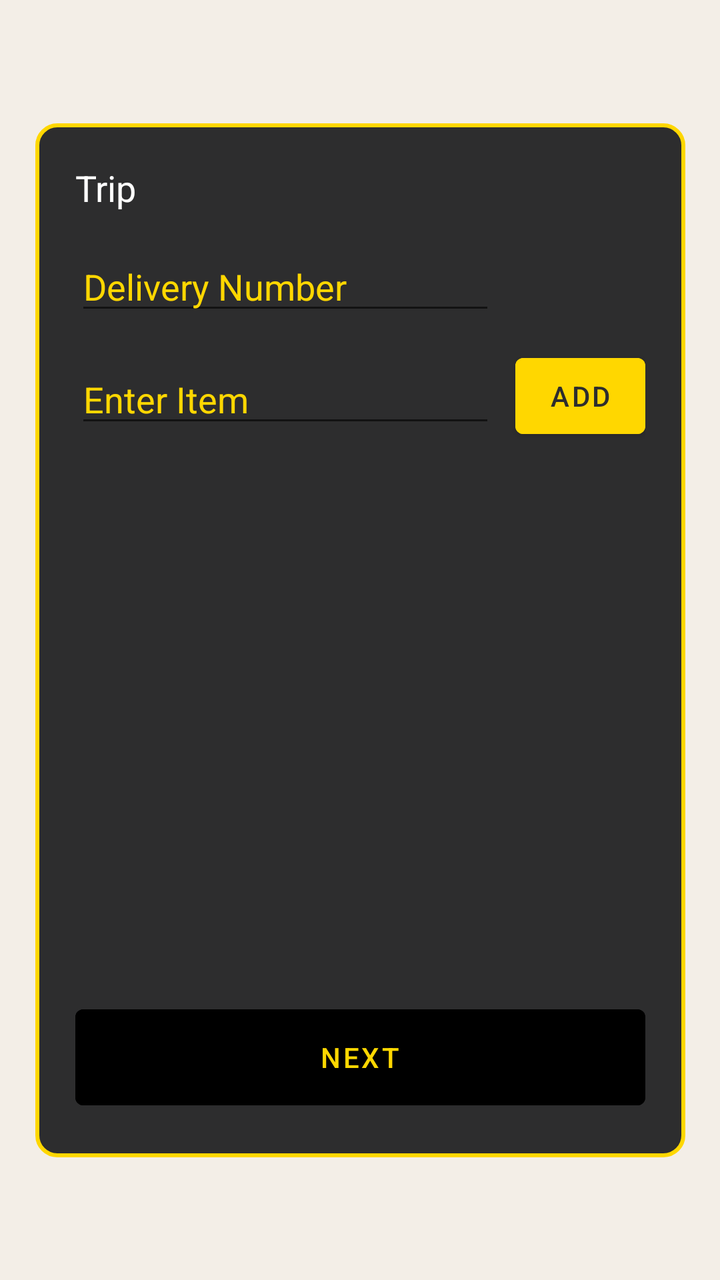
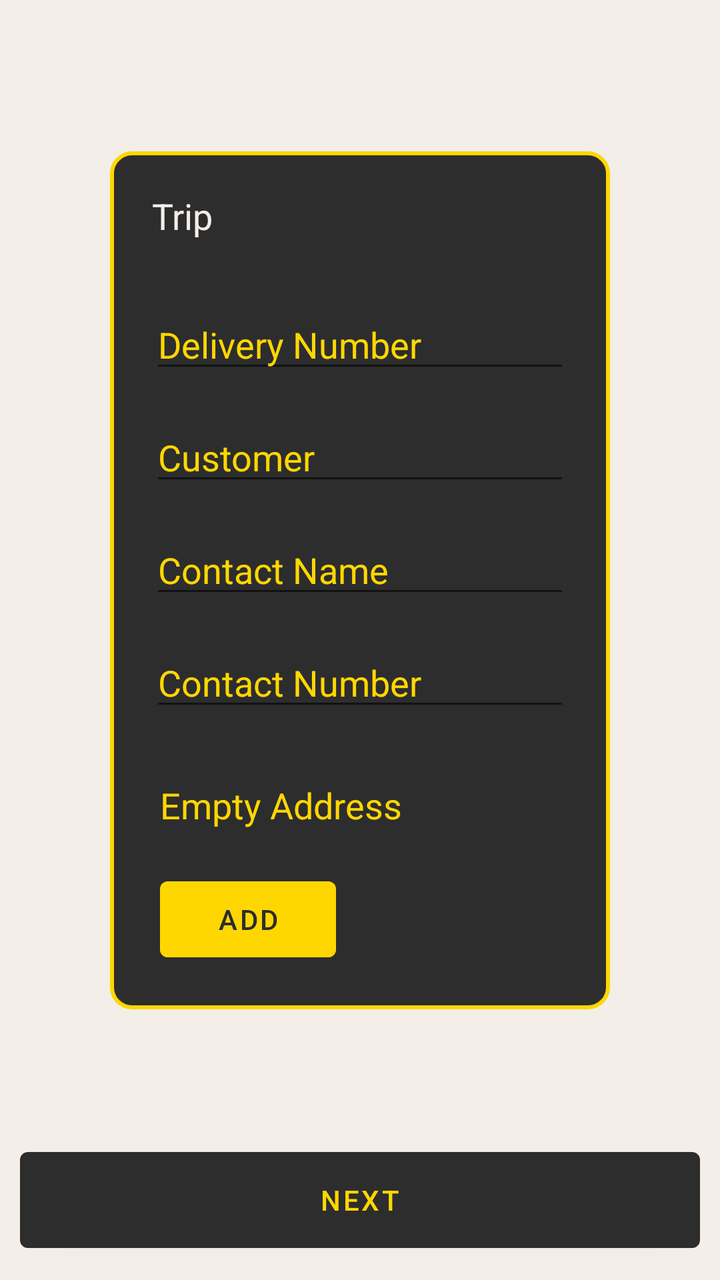

Screens rendered from an Android XML layout before and after an edit, with the pre-edit source and the edit as a unified diff.
<!-- AndroidManifest.xml: application theme MaterialActionBar -->
<!-- res/layout/activity_new_delivery.xml -->
<?xml version="1.0" encoding="utf-8"?>
<androidx.constraintlayout.widget.ConstraintLayout xmlns:android="http://schemas.android.com/apk/res/android"
    xmlns:app="http://schemas.android.com/apk/res-auto"
    xmlns:tools="http://schemas.android.com/tools"
    android:layout_width="match_parent"
    android:layout_height="match_parent"
    android:background="@color/pearl"
    android:padding="15dp" >

    <androidx.constraintlayout.widget.ConstraintLayout
        android:id="@+id/layoutNewDelivery"
        android:layout_width="wrap_content"
        android:layout_height="wrap_content"
        android:background="@drawable/border_trip_creation"
        android:padding="20dp"
        android:visibility="visible"
        app:layout_constraintBottom_toBottomOf="parent"
        app:layout_constraintEnd_toEndOf="parent"
        app:layout_constraintStart_toStartOf="parent"
        app:layout_constraintTop_toTopOf="parent">

        <androidx.constraintlayout.widget.ConstraintLayout
            android:id="@+id/NewDelivery_recyclerViewLayout"
            android:layout_width="0dp"
            android:layout_height="250dp"
            android:layout_marginTop="15dp"
            android:layout_marginBottom="15dp"
            app:layout_constraintBottom_toTopOf="@+id/NewDelivery_buttonNext"
            app:layout_constraintEnd_toEndOf="parent"
            app:layout_constraintStart_toStartOf="parent"
            app:layout_constraintTop_toBottomOf="@+id/NewDelivery_editTextItem">

            <androidx.recyclerview.widget.RecyclerView
                android:id="@+id/recyclerViewItems"
                android:layout_width="match_parent"
                android:layout_height="match_parent" />

        </androidx.constraintlayout.widget.ConstraintLayout>

        <EditText
            android:id="@+id/NewDelivery_editTextDocument"
            android:layout_width="wrap_content"
            android:layout_height="wrap_content"
            android:layout_marginTop="15dp"
            android:ems="10"
            android:hint="Delivery Number"
            android:inputType="text"
            android:textColor="@color/white"
            android:textColorHint="@color/gold"
            app:layout_constraintStart_toStartOf="parent"
            app:layout_constraintTop_toBottomOf="@+id/NewDelivery_textViewTrip" />

        <TextView
            android:id="@+id/NewDelivery_textViewTrip"
            android:layout_width="wrap_content"
            android:layout_height="wrap_content"
            android:text="Trip"
            android:textColor="@color/white"
            android:textSize="18sp"
            app:layout_constraintStart_toStartOf="parent"
            app:layout_constraintTop_toTopOf="parent" />

        <Button
            android:id="@+id/NewDelivery_buttonNext"
            android:layout_width="0dp"
            android:layout_height="60dp"
            android:backgroundTint="@color/black"
            android:text="Next"
            android:textColor="@color/gold"
            app:layout_constraintBottom_toBottomOf="parent"
            app:layout_constraintEnd_toEndOf="parent"
            app:layout_constraintStart_toStartOf="parent"
            app:layout_constraintTop_toBottomOf="@+id/NewDelivery_recyclerViewLayout"
            app:rippleColor="@color/pearl" />

        <EditText
            android:id="@+id/NewDelivery_editTextItem"
            android:layout_width="wrap_content"
            android:layout_height="wrap_content"
            android:layout_marginTop="15dp"
            android:ems="10"
            android:hint="Enter Item"
            android:inputType="text"
            android:textColor="@color/white"
            android:textColorHint="@color/gold"
            app:layout_constraintStart_toStartOf="parent"
            app:layout_constraintTop_toBottomOf="@+id/NewDelivery_editTextDocument" />

        <Button
            android:id="@+id/buttonAddParcel"
            android:layout_width="65dp"
            android:layout_height="50dp"
            android:layout_marginStart="10dp"
            android:backgroundTint="@color/gold"
            android:text="Add"
            android:textColor="@color/theme"
            app:layout_constraintBottom_toBottomOf="@+id/NewDelivery_editTextItem"
            app:layout_constraintStart_toEndOf="@+id/NewDelivery_editTextItem"
            app:layout_constraintTop_toTopOf="@+id/NewDelivery_editTextItem" />

    </androidx.constraintlayout.widget.ConstraintLayout>

    <androidx.constraintlayout.widget.ConstraintLayout
        android:id="@+id/layoutAddress"
        android:layout_width="wrap_content"
        android:layout_height="wrap_content"
        android:background="@drawable/border_trip_creation"
        android:padding="20dp"
        android:visibility="gone"
        app:layout_constraintBottom_toBottomOf="parent"
        app:layout_constraintEnd_toEndOf="parent"
        app:layout_constraintStart_toStartOf="parent"
        app:layout_constraintTop_toTopOf="parent">

        <TextView
            android:id="@+id/NewDelivery_textVIewAddress"
            android:layout_width="wrap_content"
            android:layout_height="wrap_content"
            android:text="Empty Address"
            android:textColor="@color/gold"
            android:textSize="18sp"
            app:layout_constraintStart_toStartOf="parent"
            app:layout_constraintTop_toTopOf="parent" />

        <Button
            android:id="@+id/NewDelivery_buttonAddressBack"
            android:layout_width="wrap_content"
            android:layout_height="60dp"
            android:layout_marginStart="15dp"
            android:backgroundTint="@color/black"
            android:text="Back"
            android:textColor="@color/gold"
            app:layout_constraintBottom_toBottomOf="parent"
            app:layout_constraintStart_toEndOf="@+id/NewDelivery_buttonFindAddress"
            app:layout_constraintTop_toTopOf="@+id/NewDelivery_buttonFindAddress" />

        <Button
            android:id="@+id/NewDelivery_buttonFindAddress"
            android:layout_width="wrap_content"
            android:layout_height="60dp"
            android:layout_marginTop="15dp"
            android:backgroundTint="@color/gold"
            android:text="Add"
            android:textColor="@color/theme"
            app:layout_constraintBottom_toBottomOf="parent"
            app:layout_constraintStart_toStartOf="parent"
            app:layout_constraintTop_toBottomOf="@+id/NewDelivery_editTextContactNumber"
            app:rippleColor="@color/pearl" />

        <EditText
            android:id="@+id/NewDelivery_editTextCompanyName"
            android:layout_width="wrap_content"
            android:layout_height="wrap_content"
            android:layout_marginTop="15dp"
            android:ems="10"
            android:hint="Company Name"
            android:inputType="text"
            android:text=""
            android:textColor="@color/white"
            android:textColorHint="@color/gold"
            android:visibility="gone"
            app:layout_constraintStart_toStartOf="parent"
            app:layout_constraintTop_toBottomOf="@+id/NewDelivery_textVIewAddress" />

        <EditText
            android:id="@+id/NewDelivery_editTextContactName"
            android:layout_width="wrap_content"
            android:layout_height="wrap_content"
            android:layout_marginTop="15dp"
            android:ems="10"
            android:hint="Contact Name"
            android:inputType="text"
            android:text=""
            android:textColor="@color/white"
            android:textColorHint="@color/gold"
            android:visibility="gone"
            app:layout_constraintStart_toStartOf="parent"
            app:layout_constraintTop_toBottomOf="@+id/NewDelivery_editTextCompanyName" />

        <EditText
            android:id="@+id/NewDelivery_editTextContactNumber"
            android:layout_width="wrap_content"
            android:layout_height="wrap_content"
            android:layout_marginTop="15dp"
            android:ems="10"
            android:hint="Contact Number"
            android:inputType="text"
            android:text=""
            android:textColor="@color/white"
            android:textColorHint="@color/gold"
            android:visibility="gone"
            app:layout_constraintStart_toStartOf="parent"
            app:layout_constraintTop_toBottomOf="@+id/NewDelivery_editTextContactName" />

    </androidx.constraintlayout.widget.ConstraintLayout>

</androidx.constraintlayout.widget.ConstraintLayout>
<!-- resources referenced by this layout -->
<resources>
  <color name="black">#000000</color>
  <color name="gold">#FFD700</color>
  <color name="pearl">#F3EEE7</color>
  <color name="theme">#2D2D2E</color>
  <color name="white">#FFFFFFFF</color>
  <!-- drawable border_trip_creation (drawable) -->
  <?xml version="1.0" encoding="utf-8"?>
  <layer-list xmlns:android="http://schemas.android.com/apk/res/android">
      <item>
          <shape
              android:shape="rectangle" >
              <corners
                  android:radius="10dp" />
              <stroke
                  android:width="2dp"
                  android:color="@color/gold" />
              <solid
                  android:color="@color/theme" />
          </shape>
      </item>
  </layer-list>
  <style name="MaterialActionBar" parent="Theme.MaterialComponents.Light.DarkActionBar">
          
  
          <item name="colorPrimary">@color/theme</item>
          <item name="colorPrimaryDark">@color/theme</item>
          <item name="colorAccent">@color/pearl</item>
          <item name="android:windowContentTransitions" tools:ignore="NewApi">true</item>
          <item name="actionBarTheme">@style/ActionBarStyle</item>
          <item name="alertDialogTheme">@style/AlertDialogStyle</item>
          <item name="android:navigationBarColor">@color/theme</item>
  
      </style>
  <style name="ActionBarStyle" parent="MaterialActionBar">
          <item name="android:textColorPrimary">@color/gold</item>
          <item name="colorPrimary">@color/theme</item>
      </style>
  <style name="AlertDialogStyle" parent="Theme.AppCompat.Light.Dialog.Alert">
          <item name="android:colorAccent">@color/gold</item>
          <item name="android:textColorPrimary">@color/gold</item>
          <item name="android:textColor">@color/gold</item>
          <item name="android:textColorHint">@color/gold</item>
          <item name="android:windowBackground">@color/theme</item>
          <item name="android:paddingRight">1dp</item>
          <item name="android:paddingLeft">1dp</item>
      </style>
</resources>

<!-- the commit's change to res/layout/activity_new_delivery.xml (unified diff, before → after) -->
@@ -5,103 +5,10 @@
     android:layout_width="match_parent"
     android:layout_height="match_parent"
     android:background="@color/pearl"
-    android:padding="15dp" >
+    android:padding="10dp">
 
     <androidx.constraintlayout.widget.ConstraintLayout
         android:id="@+id/layoutNewDelivery"
-        android:layout_width="wrap_content"
-        android:layout_height="wrap_content"
-        android:background="@drawable/border_trip_creation"
-        android:padding="20dp"
-        android:visibility="visible"
-        app:layout_constraintBottom_toBottomOf="parent"
-        app:layout_constraintEnd_toEndOf="parent"
-        app:layout_constraintStart_toStartOf="parent"
-        app:layout_constraintTop_toTopOf="parent">
-
-        <androidx.constraintlayout.widget.ConstraintLayout
-            android:id="@+id/NewDelivery_recyclerViewLayout"
-            android:layout_width="0dp"
-            android:layout_height="250dp"
-            android:layout_marginTop="15dp"
-            android:layout_marginBottom="15dp"
-            app:layout_constraintBottom_toTopOf="@+id/NewDelivery_buttonNext"
-            app:layout_constraintEnd_toEndOf="parent"
-            app:layout_constraintStart_toStartOf="parent"
-            app:layout_constraintTop_toBottomOf="@+id/NewDelivery_editTextItem">
-
-            <androidx.recyclerview.widget.RecyclerView
-                android:id="@+id/recyclerViewItems"
-                android:layout_width="match_parent"
-                android:layout_height="match_parent" />
-
-        </androidx.constraintlayout.widget.ConstraintLayout>
-
-        <EditText
-            android:id="@+id/NewDelivery_editTextDocument"
-            android:layout_width="wrap_content"
-            android:layout_height="wrap_content"
-            android:layout_marginTop="15dp"
-            android:ems="10"
-            android:hint="Delivery Number"
-            android:inputType="text"
-            android:textColor="@color/white"
-            android:textColorHint="@color/gold"
-            app:layout_constraintStart_toStartOf="parent"
-            app:layout_constraintTop_toBottomOf="@+id/NewDelivery_textViewTrip" />
-
-        <TextView
-            android:id="@+id/NewDelivery_textViewTrip"
-            android:layout_width="wrap_content"
-            android:layout_height="wrap_content"
-            android:text="Trip"
-            android:textColor="@color/white"
-            android:textSize="18sp"
-            app:layout_constraintStart_toStartOf="parent"
-            app:layout_constraintTop_toTopOf="parent" />
-
-        <Button
-            android:id="@+id/NewDelivery_buttonNext"
-            android:layout_width="0dp"
-            android:layout_height="60dp"
-            android:backgroundTint="@color/black"
-            android:text="Next"
-            android:textColor="@color/gold"
-            app:layout_constraintBottom_toBottomOf="parent"
-            app:layout_constraintEnd_toEndOf="parent"
-            app:layout_constraintStart_toStartOf="parent"
-            app:layout_constraintTop_toBottomOf="@+id/NewDelivery_recyclerViewLayout"
-            app:rippleColor="@color/pearl" />
-
-        <EditText
-            android:id="@+id/NewDelivery_editTextItem"
-            android:layout_width="wrap_content"
-            android:layout_height="wrap_content"
-            android:layout_marginTop="15dp"
-            android:ems="10"
-            android:hint="Enter Item"
-            android:inputType="text"
-            android:textColor="@color/white"
-            android:textColorHint="@color/gold"
-            app:layout_constraintStart_toStartOf="parent"
-            app:layout_constraintTop_toBottomOf="@+id/NewDelivery_editTextDocument" />
-
-        <Button
-            android:id="@+id/buttonAddParcel"
-            android:layout_width="65dp"
-            android:layout_height="50dp"
-            android:layout_marginStart="10dp"
-            android:backgroundTint="@color/gold"
-            android:text="Add"
-            android:textColor="@color/theme"
-            app:layout_constraintBottom_toBottomOf="@+id/NewDelivery_editTextItem"
-            app:layout_constraintStart_toEndOf="@+id/NewDelivery_editTextItem"
-            app:layout_constraintTop_toTopOf="@+id/NewDelivery_editTextItem" />
-
-    </androidx.constraintlayout.widget.ConstraintLayout>
-
-    <androidx.constraintlayout.widget.ConstraintLayout
-        android:id="@+id/layoutAddress"
         android:layout_width="wrap_content"
         android:layout_height="wrap_content"
         android:background="@drawable/border_trip_creation"
@@ -112,39 +19,65 @@
         app:layout_constraintStart_toStartOf="parent"
         app:layout_constraintTop_toTopOf="parent">
 
+    </androidx.constraintlayout.widget.ConstraintLayout>
+
+    <androidx.constraintlayout.widget.ConstraintLayout
+        android:id="@+id/layoutAddress"
+        android:layout_width="wrap_content"
+        android:layout_height="wrap_content"
+        android:background="@drawable/border_trip_creation"
+        android:padding="20dp"
+        app:layout_constraintBottom_toTopOf="@+id/NewDelivery_buttonNext"
+        app:layout_constraintEnd_toEndOf="parent"
+        app:layout_constraintStart_toStartOf="parent"
+        app:layout_constraintTop_toTopOf="parent">
+
+        <TextView
+            android:id="@+id/NewDelivery_textViewTrip"
+            android:layout_width="wrap_content"
+            android:layout_height="wrap_content"
+            android:layout_marginStart="1dp"
+            android:text="Trip"
+            android:textColor="@color/pearl"
+            android:textSize="18sp"
+            app:layout_constraintStart_toStartOf="parent"
+            app:layout_constraintTop_toTopOf="parent" />
+
+        <EditText
+            android:id="@+id/NewDelivery_editTextDocument"
+            android:layout_width="wrap_content"
+            android:layout_height="wrap_content"
+            android:layout_marginTop="30dp"
+            android:ems="10"
+            android:hint="Delivery Number"
+            android:inputType="text"
+            android:textColor="@color/white"
+            android:textColorHint="@color/gold"
+            app:layout_constraintStart_toStartOf="parent"
+            app:layout_constraintTop_toBottomOf="@+id/NewDelivery_textViewTrip" />
+
         <TextView
             android:id="@+id/NewDelivery_textVIewAddress"
             android:layout_width="wrap_content"
             android:layout_height="wrap_content"
+            android:layout_marginStart="5dp"
+            android:layout_marginTop="30dp"
             android:text="Empty Address"
             android:textColor="@color/gold"
             android:textSize="18sp"
             app:layout_constraintStart_toStartOf="parent"
-            app:layout_constraintTop_toTopOf="parent" />
-
-        <Button
-            android:id="@+id/NewDelivery_buttonAddressBack"
-            android:layout_width="wrap_content"
-            android:layout_height="60dp"
-            android:layout_marginStart="15dp"
-            android:backgroundTint="@color/black"
-            android:text="Back"
-            android:textColor="@color/gold"
-            app:layout_constraintBottom_toBottomOf="parent"
-            app:layout_constraintStart_toEndOf="@+id/NewDelivery_buttonFindAddress"
-            app:layout_constraintTop_toTopOf="@+id/NewDelivery_buttonFindAddress" />
+            app:layout_constraintTop_toBottomOf="@+id/NewDelivery_editTextContactNumber" />
 
         <Button
             android:id="@+id/NewDelivery_buttonFindAddress"
             android:layout_width="wrap_content"
-            android:layout_height="60dp"
-            android:layout_marginTop="15dp"
+            android:layout_height="50dp"
+            android:layout_marginTop="20dp"
             android:backgroundTint="@color/gold"
             android:text="Add"
             android:textColor="@color/theme"
-            app:layout_constraintBottom_toBottomOf="parent"
-            app:layout_constraintStart_toStartOf="parent"
-            app:layout_constraintTop_toBottomOf="@+id/NewDelivery_editTextContactNumber"
+            app:layout_constraintStart_toStartOf="@+id/NewDelivery_textVIewAddress"
+            app:layout_constraintTop_toBottomOf="@+id/NewDelivery_textVIewAddress"
             app:rippleColor="@color/pearl" />
 
         <EditText
@@ -153,14 +86,13 @@
             android:layout_height="wrap_content"
             android:layout_marginTop="15dp"
             android:ems="10"
-            android:hint="Company Name"
-            android:inputType="text"
+            android:hint="Customer"
+            android:inputType="text|textCapCharacters"
             android:text=""
             android:textColor="@color/white"
             android:textColorHint="@color/gold"
-            android:visibility="gone"
             app:layout_constraintStart_toStartOf="parent"
-            app:layout_constraintTop_toBottomOf="@+id/NewDelivery_textVIewAddress" />
+            app:layout_constraintTop_toBottomOf="@+id/NewDelivery_editTextDocument" />
 
         <EditText
             android:id="@+id/NewDelivery_editTextContactName"
@@ -173,7 +105,6 @@
             android:text=""
             android:textColor="@color/white"
             android:textColorHint="@color/gold"
-            android:visibility="gone"
             app:layout_constraintStart_toStartOf="parent"
             app:layout_constraintTop_toBottomOf="@+id/NewDelivery_editTextCompanyName" />
 
@@ -188,10 +119,19 @@
             android:text=""
             android:textColor="@color/white"
             android:textColorHint="@color/gold"
-            android:visibility="gone"
             app:layout_constraintStart_toStartOf="parent"
             app:layout_constraintTop_toBottomOf="@+id/NewDelivery_editTextContactName" />
 
     </androidx.constraintlayout.widget.ConstraintLayout>
 
+    <Button
+        android:id="@+id/NewDelivery_buttonNext"
+        android:layout_width="0dp"
+        android:layout_height="60dp"
+        android:text="Next"
+        android:textColor="@color/gold"
+        app:layout_constraintBottom_toBottomOf="parent"
+        app:layout_constraintEnd_toEndOf="parent"
+        app:layout_constraintStart_toStartOf="parent" />
+
 </androidx.constraintlayout.widget.ConstraintLayout>
<!-- resource entries referenced after the edit -->
@@ -1,6 +1,5 @@
 <!-- resources referenced by this layout -->
 <resources>
-  <color name="black">#000000</color>
   <color name="gold">#FFD700</color>
   <color name="pearl">#F3EEE7</color>
   <color name="theme">#2D2D2E</color>
